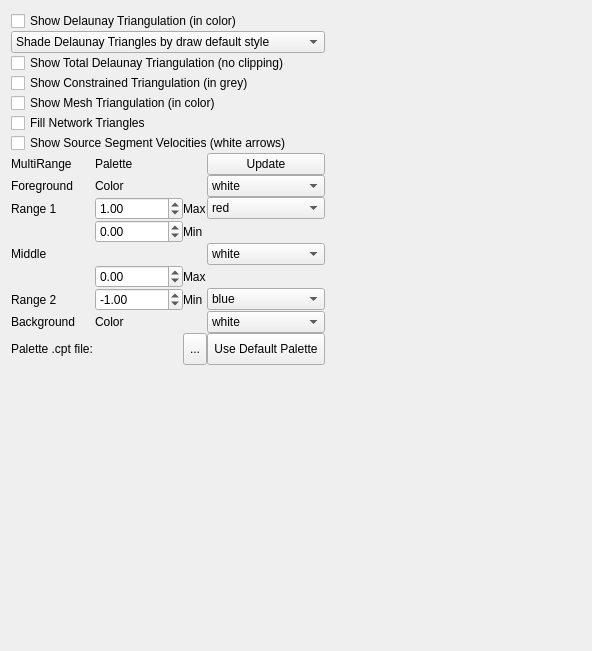
Above: src/qt-widgets/TopologyNetworkResolverLayerOptionsWidgetUi.ui from GPlates/GPlates before the change. Below: the same form after it.
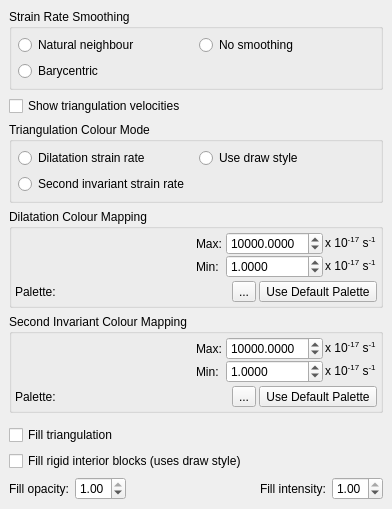
That is the form after the change. Icons and pictures are not drawn.

```diff
--- a/src/qt-widgets/TopologyNetworkResolverLayerOptionsWidgetUi.ui
+++ b/src/qt-widgets/TopologyNetworkResolverLayerOptionsWidgetUi.ui
@@ -6,533 +6,506 @@
    <rect>
     <x>0</x>
     <y>0</y>
-    <width>592</width>
-    <height>651</height>
+    <width>392</width>
+    <height>480</height>
    </rect>
   </property>
   <property name="windowTitle">
    <string>Layers</string>
   </property>
-  <layout class="QHBoxLayout" name="horizontalLayout">
-   <item>
-    <layout class="QVBoxLayout" name="verticalLayout">
+  <layout class="QVBoxLayout" name="verticalLayout_5">
      <property name="spacing">
-      <number>0</number>
-     </property>
-     <item>
-      <widget class="QCheckBox" name="triangulation_checkbox">
-       <property name="text">
-        <string>Show Delaunay Triangulation (in color)</string>
-       </property>
-      </widget>
-     </item>
+    <number>6</number>
+   </property>
+   <property name="margin">
+    <number>9</number>
+   </property>
      <item>
-      <widget class="QComboBox" name="color_index_combobox">
-       <item>
-        <property name="text">
-         <string>Shade Delaunay Triangles by draw default style</string>
-        </property>
-       </item>
-       <item>
-        <property name="text">
-         <string>Dilitation Strain Rate - Cartesian</string>
-        </property>
-       </item>
-       <item>
+    <widget class="QGroupBox" name="strain_rate_smoothing_group_box">
+     <property name="title">
+      <string>Strain Rate Smoothing</string>
+     </property>
+     <layout class="QGridLayout" name="gridLayout_2">
+      <property name="margin">
+       <number>6</number>
+      </property>
+      <item row="0" column="0">
+       <widget class="QRadioButton" name="natural_neighbour_radio_button">
         <property name="text">
-         <string>Dilitation Strain Rate - Cartesian - Smoothed</string>
+         <string>Natural neighbour</string>
         </property>
-       </item>
-       <item>
-        <property name="text">
-         <string>Dilitation Strain Rate - Spherical</string>
-        </property>
-       </item>
-       <item>
-        <property name="text">
-         <string>Dilitation Strain Rate - Spherical - Smoothed</string>
-        </property>
-       </item>
-       <item>
-        <property name="text">
-         <string>Second Invariant Strain Rate - Cartesian</string>
-        </property>
-       </item>
-       <item>
-        <property name="text">
-         <string>Second Invariant Strain Rate - Cartesian - Smoothed</string>
-        </property>
-       </item>
-       <item>
-        <property name="text">
-         <string>Second Invariant Strain Rate - Spherical</string>
-        </property>
-       </item>
-       <item>
-        <property name="text">
-         <string>Second Invariant Strain Rate - Spherical - Smoothed</string>
-        </property>
-       </item>
-      </widget>
-     </item>
-     <item>
-      <widget class="QCheckBox" name="total_triangulation_checkbox">
+       </widget>
+      </item>
+      <item row="0" column="1">
+       <widget class="QRadioButton" name="no_smoothing_radio_button">
        <property name="text">
-        <string>Show Total Delaunay Triangulation (no clipping)</string>
+         <string>No smoothing</string>
        </property>
       </widget>
      </item>
-     <item>
-      <widget class="QCheckBox" name="constrained_checkbox">
+      <item row="1" column="0">
+       <widget class="QRadioButton" name="barycentric_radio_button">
        <property name="text">
-        <string>Show Constrained Triangulation (in grey)</string>
+         <string>Barycentric</string>
        </property>
       </widget>
      </item>
-     <item>
-      <widget class="QCheckBox" name="mesh_checkbox">
-       <property name="text">
-        <string>Show Mesh Triangulation (in color)</string>
-       </property>
-      </widget>
-     </item>
-     <item>
-      <widget class="QCheckBox" name="fill_checkbox">
-       <property name="text">
-        <string>Fill Network Triangles</string>
-       </property>
+     </layout>
       </widget>
      </item>
      <item>
       <widget class="QCheckBox" name="segment_velocity_checkbox">
        <property name="text">
-        <string>Show Source Segment Velocities (white arrows)</string>
+      <string>Show triangulation velocities</string>
        </property>
       </widget>
      </item>
      <item>
+    <widget class="QGroupBox" name="colour_mode_group_box">
+     <property name="title">
+      <string>Triangulation Colour Mode</string>
+     </property>
       <layout class="QGridLayout" name="gridLayout">
-       <item row="6" column="1">
-        <widget class="QDoubleSpinBox" name="range2_max">
-         <property name="keyboardTracking">
-          <bool>false</bool>
-         </property>
-         <property name="minimum">
-          <double>-1000000000.000000000000000</double>
-         </property>
-         <property name="maximum">
-          <double>1000000000.000000000000000</double>
-         </property>
-         <property name="value">
-          <double>0.000000000000000</double>
-         </property>
-        </widget>
-       </item>
-       <item row="11" column="0">
-        <widget class="QWidget" name="colour_scale_placeholder_widget" native="true"/>
-       </item>
-       <item row="0" column="0">
-        <widget class="QLabel" name="label_7">
+      <property name="margin">
+       <number>6</number>
+      </property>
+      <item row="1" column="1">
+       <widget class="QRadioButton" name="second_invariant_radio_button">
          <property name="text">
-          <string>MultiRange</string>
+         <string>Second invariant strain rate</string>
          </property>
         </widget>
        </item>
-       <item row="0" column="4">
-        <widget class="QPushButton" name="update_button">
-         <property name="text">
-          <string>Update</string>
-         </property>
-        </widget>
-       </item>
-       <item row="10" column="0">
-        <widget class="QLabel" name="label_8">
-         <property name="text">
-          <string>Palette .cpt file:</string>
-         </property>
-        </widget>
-       </item>
-       <item row="10" column="4">
-        <widget class="QToolButton" name="use_default_palette_button">
-         <property name="sizePolicy">
-          <sizepolicy hsizetype="Fixed" vsizetype="Preferred">
-           <horstretch>0</horstretch>
-           <verstretch>0</verstretch>
-          </sizepolicy>
-         </property>
-         <property name="toolTip">
-          <string>Use Default Palette</string>
-         </property>
-         <property name="text">
-          <string>Use Default Palette</string>
-         </property>
-         <property name="icon">
-          <iconset resource="../qt-resources/qt_widgets.qrc">
-           <normaloff>:/tango_undo_16.png</normaloff>:/tango_undo_16.png</iconset>
-         </property>
-        </widget>
-       </item>
-       <item row="10" column="3">
-        <widget class="QToolButton" name="select_palette_filename_button">
-         <property name="sizePolicy">
-          <sizepolicy hsizetype="Fixed" vsizetype="Preferred">
-           <horstretch>0</horstretch>
-           <verstretch>0</verstretch>
-          </sizepolicy>
-         </property>
-         <property name="toolTip">
-          <string>Choose CPT File</string>
-         </property>
-         <property name="text">
-          <string>...</string>
-         </property>
-        </widget>
-       </item>
-       <item row="10" column="1">
-        <widget class="QWidget" name="palette_filename_placeholder_widget" native="true"/>
-       </item>
-       <item row="2" column="1">
-        <widget class="QDoubleSpinBox" name="range1_max">
-         <property name="keyboardTracking">
-          <bool>false</bool>
-         </property>
-         <property name="minimum">
-          <double>-1000000000.000000000000000</double>
-         </property>
-         <property name="maximum">
-          <double>1000000000.000000000000000</double>
-         </property>
-         <property name="value">
-          <double>1.000000000000000</double>
-         </property>
-        </widget>
-       </item>
-       <item row="4" column="4">
-        <widget class="QComboBox" name="mid_colour_combobox">
-         <property name="currentIndex">
-          <number>4</number>
-         </property>
-         <item>
-          <property name="text">
-           <string>red</string>
-          </property>
-         </item>
-         <item>
-          <property name="text">
-           <string>yellow</string>
-          </property>
-         </item>
-         <item>
-          <property name="text">
-           <string>green</string>
-          </property>
-         </item>
-         <item>
-          <property name="text">
-           <string>blue</string>
-          </property>
-         </item>
-         <item>
-          <property name="text">
-           <string>white</string>
-          </property>
-         </item>
-         <item>
-          <property name="text">
-           <string>grey</string>
-          </property>
-         </item>
-         <item>
-          <property name="text">
-           <string>black</string>
-          </property>
-         </item>
-        </widget>
-       </item>
        <item row="0" column="1">
-        <widget class="QLabel" name="label_12">
+       <widget class="QRadioButton" name="dilatation_radio_button">
          <property name="text">
-          <string>Palette</string>
+         <string>Dilatation strain rate</string>
          </property>
         </widget>
        </item>
-       <item row="3" column="1">
-        <widget class="QDoubleSpinBox" name="range1_min">
-         <property name="keyboardTracking">
-          <bool>false</bool>
-         </property>
-         <property name="minimum">
-          <double>-1000000000.000000000000000</double>
-         </property>
-         <property name="maximum">
-          <double>1000000000.000000000000000</double>
-         </property>
-        </widget>
-       </item>
-       <item row="7" column="1">
-        <widget class="QDoubleSpinBox" name="range2_min">
-         <property name="keyboardTracking">
-          <bool>false</bool>
-         </property>
-         <property name="minimum">
-          <double>-1000000000.000000000000000</double>
-         </property>
-         <property name="maximum">
-          <double>1000000000.000000000000000</double>
-         </property>
-         <property name="value">
-          <double>-1.000000000000000</double>
-         </property>
-        </widget>
-       </item>
-       <item row="2" column="3">
+      <item row="0" column="2">
+       <widget class="QRadioButton" name="default_draw_style_radio_button">
+        <property name="text">
+         <string>Use draw style</string>
+        </property>
+       </widget>
+      </item>
+     </layout>
+    </widget>
+   </item>
+   <item>
+    <widget class="QGroupBox" name="dilatation_group_box">
+     <property name="title">
+      <string>Dilatation Colour Mapping</string>
+     </property>
+     <layout class="QVBoxLayout" name="verticalLayout_2">
+      <property name="spacing">
+       <number>3</number>
+      </property>
+      <property name="margin">
+       <number>3</number>
+      </property>
+      <item>
+       <layout class="QHBoxLayout" name="horizontalLayout_4">
+        <property name="spacing">
+         <number>0</number>
+        </property>
+        <item>
+         <widget class="QWidget" name="dilatation_colour_scale_placeholder_widget" native="true"/>
+        </item>
+        <item>
+         <widget class="QWidget" name="dilatation_default_palette_controls" native="true">
+          <layout class="QVBoxLayout" name="verticalLayout">
+           <property name="spacing">
+            <number>0</number>
+           </property>
+           <property name="margin">
+            <number>0</number>
+           </property>
+           <item>
+            <layout class="QHBoxLayout" name="horizontalLayout_3">
+             <property name="spacing">
+              <number>2</number>
+             </property>
+             <item>
         <widget class="QLabel" name="label_3">
          <property name="text">
-          <string>Max</string>
+                <string>Max:</string>
          </property>
         </widget>
        </item>
-       <item row="3" column="3">
-        <widget class="QLabel" name="label">
-         <property name="text">
-          <string>Min</string>
-         </property>
-        </widget>
-       </item>
-       <item row="2" column="4">
-        <widget class="QComboBox" name="max_colour_combobox">
          <item>
-          <property name="text">
-           <string>red</string>
-          </property>
-         </item>
-         <item>
-          <property name="text">
-           <string>yellow</string>
-          </property>
-         </item>
-         <item>
-          <property name="text">
-           <string>green</string>
-          </property>
-         </item>
-         <item>
-          <property name="text">
-           <string>blue</string>
-          </property>
-         </item>
-         <item>
-          <property name="text">
-           <string>white</string>
-          </property>
-         </item>
-         <item>
-          <property name="text">
-           <string>grey</string>
-          </property>
-         </item>
-         <item>
-          <property name="text">
-           <string>black</string>
-          </property>
-         </item>
-        </widget>
-       </item>
-       <item row="2" column="0">
+              <widget class="QDoubleSpinBox" name="max_abs_dilatation_spinbox">
+               <property name="keyboardTracking">
+                <bool>false</bool>
+               </property>
+               <property name="decimals">
+                <number>4</number>
+               </property>
+               <property name="minimum">
+                <double>0.000000000000000</double>
+               </property>
+               <property name="maximum">
+                <double>1000000.000000000000000</double>
+               </property>
+               <property name="singleStep">
+                <double>1000.000000000000000</double>
+               </property>
+               <property name="value">
+                <double>10000.000000000000000</double>
+               </property>
+              </widget>
+             </item>
+             <item>
         <widget class="QLabel" name="label_2">
          <property name="text">
-          <string>Range 1</string>
+                <string>&lt;html&gt;&lt;head/&gt;&lt;body&gt;&lt;p&gt;x 10&lt;span style=&quot; vertical-align:super;&quot;&gt;-17&lt;/span&gt; s&lt;span style=&quot; vertical-align:super;&quot;&gt;-1&lt;/span&gt;&lt;/p&gt;&lt;/body&gt;&lt;/html&gt;</string>
          </property>
         </widget>
        </item>
-       <item row="7" column="3">
-        <widget class="QLabel" name="label_9">
+            </layout>
+           </item>
+           <item>
+            <layout class="QHBoxLayout" name="horizontalLayout_2">
+             <property name="spacing">
+              <number>2</number>
+             </property>
+             <item>
+              <widget class="QLabel" name="label">
          <property name="text">
-          <string>Min</string>
+                <string>Min:</string>
          </property>
         </widget>
        </item>
-       <item row="6" column="3">
+             <item>
+              <widget class="QDoubleSpinBox" name="min_abs_dilatation_spinbox">
+               <property name="keyboardTracking">
+                <bool>false</bool>
+               </property>
+               <property name="decimals">
+                <number>4</number>
+               </property>
+               <property name="minimum">
+                <double>0.000000000000000</double>
+               </property>
+               <property name="maximum">
+                <double>1000000.000000000000000</double>
+               </property>
+               <property name="singleStep">
+                <double>1.000000000000000</double>
+               </property>
+               <property name="value">
+                <double>1.000000000000000</double>
+               </property>
+              </widget>
+             </item>
+             <item>
         <widget class="QLabel" name="label_4">
          <property name="text">
-          <string>Max</string>
+                <string>&lt;html&gt;&lt;head/&gt;&lt;body&gt;&lt;p&gt;x 10&lt;span style=&quot; vertical-align:super;&quot;&gt;-17&lt;/span&gt; s&lt;span style=&quot; vertical-align:super;&quot;&gt;-1&lt;/span&gt;&lt;/p&gt;&lt;/body&gt;&lt;/html&gt;</string>
          </property>
         </widget>
        </item>
-       <item row="7" column="4">
-        <widget class="QComboBox" name="min_colour_combobox">
-         <property name="currentIndex">
-          <number>3</number>
-         </property>
-         <item>
-          <property name="text">
-           <string>red</string>
-          </property>
+            </layout>
          </item>
          <item>
-          <property name="text">
-           <string>yellow</string>
-          </property>
-         </item>
-         <item>
-          <property name="text">
-           <string>green</string>
-          </property>
-         </item>
+            <spacer name="verticalSpacer">
+             <property name="orientation">
+              <enum>Qt::Vertical</enum>
+             </property>
+             <property name="sizeHint" stdset="0">
+              <size>
+               <width>20</width>
+               <height>40</height>
+              </size>
+             </property>
+            </spacer>
+           </item>
+          </layout>
+         </widget>
+        </item>
+       </layout>
+      </item>
          <item>
+       <layout class="QHBoxLayout" name="horizontalLayout">
+        <item>
+         <widget class="QLabel" name="label_8">
           <property name="text">
-           <string>blue</string>
+           <string>Palette:</string>
           </property>
+         </widget>
          </item>
          <item>
-          <property name="text">
-           <string>white</string>
-          </property>
+         <widget class="QWidget" name="dilatation_palette_filename_placeholder_widget" native="true"/>
          </item>
          <item>
+         <widget class="QToolButton" name="select_dilatation_palette_filename_button">
+          <property name="sizePolicy">
+           <sizepolicy hsizetype="Fixed" vsizetype="Preferred">
+            <horstretch>0</horstretch>
+            <verstretch>0</verstretch>
+           </sizepolicy>
+          </property>
+          <property name="toolTip">
+           <string>Choose CPT File</string>
+          </property>
           <property name="text">
-           <string>grey</string>
+           <string>...</string>
           </property>
+         </widget>
          </item>
          <item>
+         <widget class="QToolButton" name="use_default_dilatation_palette_button">
+          <property name="sizePolicy">
+           <sizepolicy hsizetype="Fixed" vsizetype="Preferred">
+            <horstretch>0</horstretch>
+            <verstretch>0</verstretch>
+           </sizepolicy>
+          </property>
+          <property name="toolTip">
+           <string>Use Default Palette</string>
+          </property>
           <property name="text">
-           <string>black</string>
+           <string>Use Default Palette</string>
           </property>
-         </item>
-        </widget>
-       </item>
-       <item row="7" column="0">
-        <widget class="QLabel" name="label_6">
-         <property name="text">
-          <string>Range 2</string>
-         </property>
-        </widget>
-       </item>
-       <item row="4" column="0">
+          <property name="icon">
+           <iconset resource="../qt-resources/qt_widgets.qrc">
+            <normaloff>:/tango_undo_16.png</normaloff>:/tango_undo_16.png</iconset>
+          </property>
+         </widget>
+        </item>
+       </layout>
+      </item>
+     </layout>
+    </widget>
+   </item>
+   <item>
+    <widget class="QGroupBox" name="second_invariant_group_box">
+     <property name="title">
+      <string>Second Invariant Colour Mapping</string>
+     </property>
+     <layout class="QVBoxLayout" name="verticalLayout_3">
+      <property name="spacing">
+       <number>3</number>
+      </property>
+      <property name="margin">
+       <number>3</number>
+      </property>
+      <item>
+       <layout class="QHBoxLayout" name="horizontalLayout_5">
+        <property name="spacing">
+         <number>0</number>
+        </property>
+        <item>
+         <widget class="QWidget" name="second_invariant_colour_scale_placeholder_widget" native="true"/>
+        </item>
+        <item>
+         <widget class="QWidget" name="second_invariant_default_palette_controls" native="true">
+          <layout class="QVBoxLayout" name="verticalLayout_4">
+           <property name="spacing">
+            <number>0</number>
+           </property>
+           <property name="margin">
+            <number>0</number>
+           </property>
+           <item>
+            <layout class="QHBoxLayout" name="horizontalLayout_6">
+             <property name="spacing">
+              <number>2</number>
+             </property>
+             <item>
         <widget class="QLabel" name="label_5">
          <property name="text">
-          <string>Middle</string>
+                <string>Max:</string>
          </property>
         </widget>
        </item>
-       <item row="1" column="4">
-        <widget class="QComboBox" name="fg_colour_combobox">
-         <property name="currentIndex">
+             <item>
+              <widget class="QDoubleSpinBox" name="max_abs_second_invariant_spinbox">
+               <property name="keyboardTracking">
+                <bool>false</bool>
+               </property>
+               <property name="decimals">
           <number>4</number>
          </property>
-         <item>
-          <property name="text">
-           <string>red</string>
-          </property>
-         </item>
-         <item>
-          <property name="text">
-           <string>yellow</string>
-          </property>
-         </item>
-         <item>
-          <property name="text">
-           <string>green</string>
-          </property>
-         </item>
-         <item>
-          <property name="text">
-           <string>blue</string>
-          </property>
+               <property name="minimum">
+                <double>0.000000000000000</double>
+               </property>
+               <property name="maximum">
+                <double>1000000.000000000000000</double>
+               </property>
+               <property name="singleStep">
+                <double>1000.000000000000000</double>
+               </property>
+               <property name="value">
+                <double>10000.000000000000000</double>
+               </property>
+              </widget>
          </item>
          <item>
+              <widget class="QLabel" name="label_6">
           <property name="text">
-           <string>white</string>
-          </property>
-         </item>
+                <string>&lt;html&gt;&lt;head/&gt;&lt;body&gt;&lt;p&gt;x 10&lt;span style=&quot; vertical-align:super;&quot;&gt;-17&lt;/span&gt; s&lt;span style=&quot; vertical-align:super;&quot;&gt;-1&lt;/span&gt;&lt;/p&gt;&lt;/body&gt;&lt;/html&gt;</string>
+               </property>
+              </widget>
+             </item>
+            </layout>
+           </item>
          <item>
-          <property name="text">
-           <string>grey</string>
-          </property>
-         </item>
+            <layout class="QHBoxLayout" name="horizontalLayout_7">
+             <property name="spacing">
+              <number>2</number>
+             </property>
          <item>
+              <widget class="QLabel" name="label_7">
           <property name="text">
-           <string>black</string>
-          </property>
-         </item>
-        </widget>
-       </item>
-       <item row="8" column="4">
-        <widget class="QComboBox" name="bg_colour_combobox">
-         <property name="currentIndex">
+                <string>Min:</string>
+               </property>
+              </widget>
+             </item>
+             <item>
+              <widget class="QDoubleSpinBox" name="min_abs_second_invariant_spinbox">
+               <property name="keyboardTracking">
+                <bool>false</bool>
+               </property>
+               <property name="decimals">
           <number>4</number>
          </property>
-         <item>
-          <property name="text">
-           <string>red</string>
-          </property>
-         </item>
-         <item>
-          <property name="text">
-           <string>yellow</string>
-          </property>
-         </item>
-         <item>
-          <property name="text">
-           <string>green</string>
-          </property>
-         </item>
-         <item>
-          <property name="text">
-           <string>blue</string>
-          </property>
+               <property name="minimum">
+                <double>0.000000000000000</double>
+               </property>
+               <property name="maximum">
+                <double>1000000.000000000000000</double>
+               </property>
+               <property name="singleStep">
+                <double>1.000000000000000</double>
+               </property>
+               <property name="value">
+                <double>1.000000000000000</double>
+               </property>
+              </widget>
          </item>
          <item>
+              <widget class="QLabel" name="label_9">
           <property name="text">
-           <string>white</string>
-          </property>
-         </item>
-         <item>
-          <property name="text">
-           <string>grey</string>
-          </property>
+                <string>&lt;html&gt;&lt;head/&gt;&lt;body&gt;&lt;p&gt;x 10&lt;span style=&quot; vertical-align:super;&quot;&gt;-17&lt;/span&gt; s&lt;span style=&quot; vertical-align:super;&quot;&gt;-1&lt;/span&gt;&lt;/p&gt;&lt;/body&gt;&lt;/html&gt;</string>
+               </property>
+              </widget>
+             </item>
+            </layout>
          </item>
          <item>
-          <property name="text">
-           <string>black</string>
-          </property>
-         </item>
-        </widget>
-       </item>
-       <item row="1" column="0">
+            <spacer name="verticalSpacer_2">
+             <property name="orientation">
+              <enum>Qt::Vertical</enum>
+             </property>
+             <property name="sizeHint" stdset="0">
+              <size>
+               <width>20</width>
+               <height>40</height>
+              </size>
+             </property>
+            </spacer>
+           </item>
+          </layout>
+         </widget>
+        </item>
+       </layout>
+      </item>
+      <item>
+       <layout class="QHBoxLayout" name="horizontalLayout_8">
+        <item>
         <widget class="QLabel" name="label_10">
          <property name="text">
-          <string>Foreground</string>
+           <string>Palette:</string>
          </property>
         </widget>
        </item>
-       <item row="8" column="0">
-        <widget class="QLabel" name="label_11">
-         <property name="text">
-          <string>Background</string>
-         </property>
-        </widget>
-       </item>
-       <item row="8" column="1">
-        <widget class="QLabel" name="label_14">
+        <item>
+         <widget class="QWidget" name="second_invariant_palette_filename_placeholder_widget" native="true"/>
+        </item>
+        <item>
+         <widget class="QToolButton" name="select_second_invariant_palette_filename_button">
+          <property name="sizePolicy">
+           <sizepolicy hsizetype="Fixed" vsizetype="Preferred">
+            <horstretch>0</horstretch>
+            <verstretch>0</verstretch>
+           </sizepolicy>
+          </property>
+          <property name="toolTip">
+           <string>Choose CPT File</string>
+          </property>
          <property name="text">
-          <string>Color</string>
+           <string>...</string>
          </property>
         </widget>
        </item>
-       <item row="1" column="1">
-        <widget class="QLabel" name="label_13">
+        <item>
+         <widget class="QToolButton" name="use_default_second_invariant_palette_button">
+          <property name="sizePolicy">
+           <sizepolicy hsizetype="Fixed" vsizetype="Preferred">
+            <horstretch>0</horstretch>
+            <verstretch>0</verstretch>
+           </sizepolicy>
+          </property>
+          <property name="toolTip">
+           <string>Use Default Palette</string>
+          </property>
          <property name="text">
-          <string>Color</string>
-         </property>
+           <string>Use Default Palette</string>
+          </property>
+          <property name="icon">
+           <iconset resource="../qt-resources/qt_widgets.qrc">
+            <normaloff>:/tango_undo_16.png</normaloff>:/tango_undo_16.png</iconset>
+          </property>
         </widget>
        </item>
       </layout>
+      </item>
+     </layout>
+    </widget>
      </item>
      <item>
       <widget class="QWidget" name="draw_style_placeholder_widget" native="true"/>
      </item>
-    </layout>
+   <item>
+    <widget class="QCheckBox" name="fill_triangulation_checkbox">
+     <property name="text">
+      <string>Fill triangulation</string>
+     </property>
+    </widget>
+   </item>
+   <item>
+    <widget class="QCheckBox" name="fill_rigid_blocks_checkbox">
+     <property name="text">
+      <string>Fill rigid interior blocks (uses draw style)</string>
+     </property>
+    </widget>
+   </item>
+   <item>
+    <layout class="QHBoxLayout" name="fill_opacity_intensity_layout">
+     <item>
+      <widget class="QLabel" name="fill_opacity_label">
+       <property name="text">
+        <string>Fill opacity:</string>
+       </property>
+      </widget>
+     </item>
+     <item>
+      <widget class="QDoubleSpinBox" name="fill_opacity_spinbox">
+       <property name="keyboardTracking">
+        <bool>false</bool>
+       </property>
+       <property name="maximum">
+        <double>1.000000000000000</double>
+       </property>
+       <property name="singleStep">
+        <double>0.040000000000000</double>
+       </property>
+       <property name="value">
+        <double>1.000000000000000</double>
+       </property>
+      </widget>
    </item>
    <item>
     <spacer name="horizontalSpacer">
@@ -541,11 +514,36 @@
      </property>
      <property name="sizeHint" stdset="0">
       <size>
-       <width>83</width>
+         <width>40</width>
        <height>20</height>
       </size>
      </property>
     </spacer>
+     </item>
+     <item>
+      <widget class="QLabel" name="fill_intensity_label">
+       <property name="text">
+        <string>Fill intensity:</string>
+       </property>
+      </widget>
+     </item>
+     <item>
+      <widget class="QDoubleSpinBox" name="fill_intensity_spinbox">
+       <property name="keyboardTracking">
+        <bool>false</bool>
+       </property>
+       <property name="maximum">
+        <double>1.000000000000000</double>
+       </property>
+       <property name="singleStep">
+        <double>0.040000000000000</double>
+       </property>
+       <property name="value">
+        <double>1.000000000000000</double>
+       </property>
+      </widget>
+     </item>
+    </layout>
    </item>
   </layout>
  </widget>
```
Lines whose indentation alone changed are shown as unchanged.
